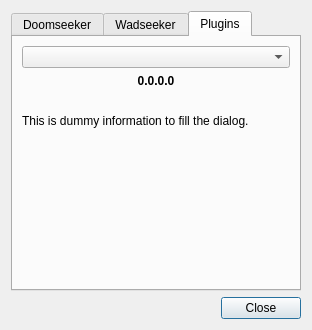
Above: src/core/gui/aboutDlg.ui from Destroyerrrocket/doomseeker-unofficial before the change. Below: the same form after it.
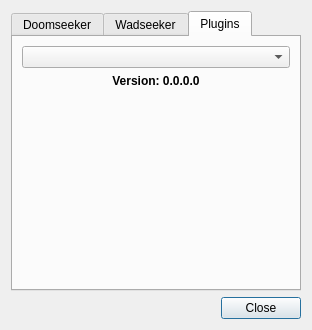
That is the form after the change. The open tabs and pages were chosen to show the change.

Commit message: - Simplified plugin development a bit.

Diff of the .ui file:
```diff
--- a/src/core/gui/aboutDlg.ui
+++ b/src/core/gui/aboutDlg.ui
@@ -333,7 +333,7 @@
             </font>
            </property>
            <property name="text">
-            <string>0.0.0.0</string>
+            <string>Version: 0.0.0.0</string>
            </property>
            <property name="alignment">
             <set>Qt::AlignCenter</set>
@@ -356,13 +356,6 @@
            </property>
           </widget>
          </item>
-         <item>
-          <widget class="QLabel" name="pluginDescription">
-           <property name="text">
-            <string>This is dummy information to fill the dialog.</string>
-           </property>
-          </widget>
-         </item>
          <item>
           <spacer name="verticalSpacer_3">
            <property name="orientation">
```
Left out of the diff: 2 changed lines with no effect on the pictures. The commit also changes 82 other files.
